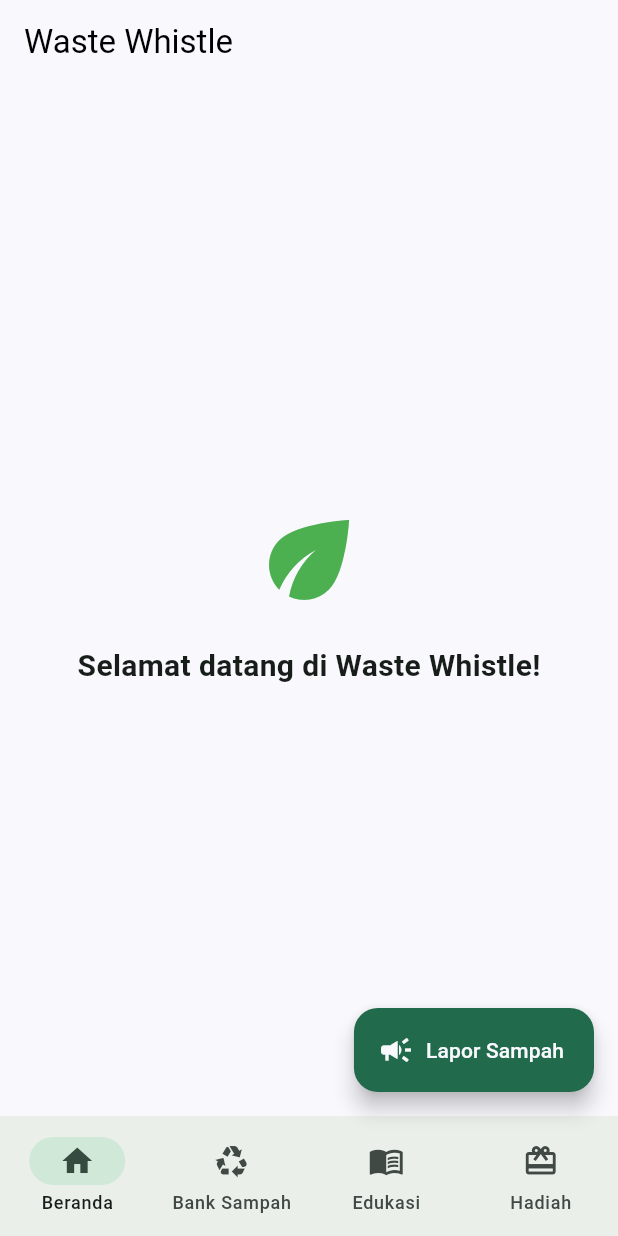
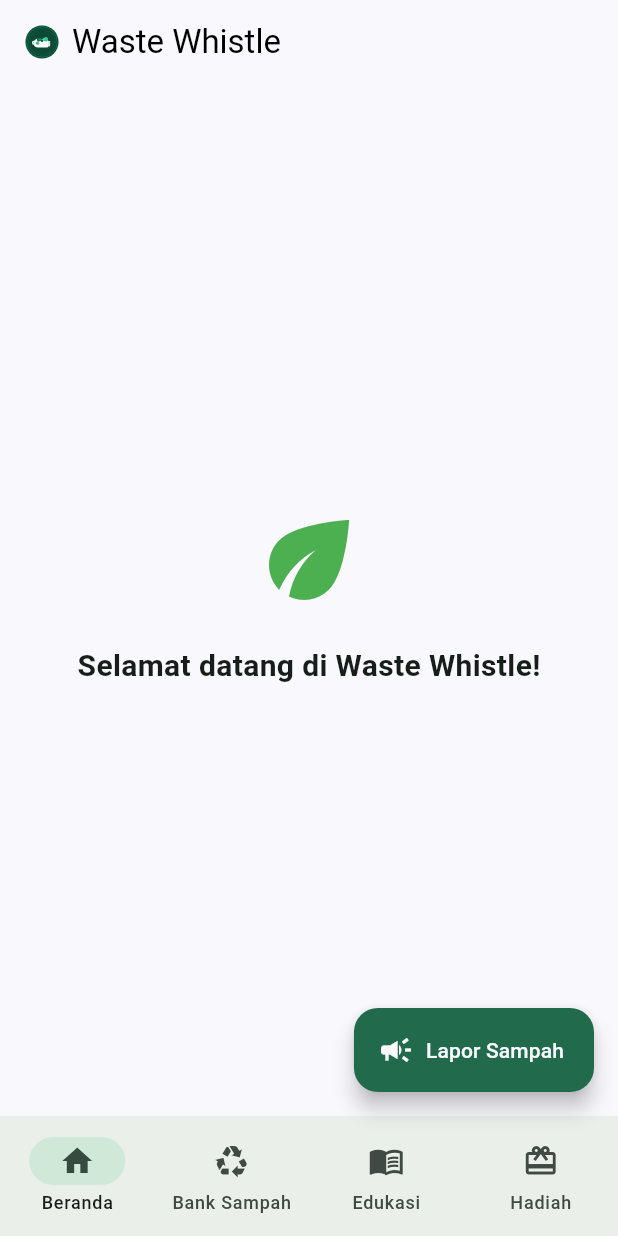
Before and after one commit to pbp-kelompok-b9/WasteWhistle_Mobile, a Flutter app: the screen it shows after launch, on a phone screen of 412 x 824 dp. Run offline on Flutter 3.47's test engine with Material 3 defaults, Android fonts, the phone set to English and light mode, and no system bars; our stand-ins replace flutter_svg, material_ui.

Commit message:
feat: tambah icon buat di appbar, dan tambahan package.

```diff
--- a/lib/screens/menu.dart
+++ b/lib/screens/menu.dart
@@ -1,4 +1,5 @@
 import 'package:material_ui/material_ui.dart';
+import 'package:flutter_svg/flutter_svg.dart';
 import '../widgets/bottom_navigation.dart';
 import 'education.dart';
 import 'explore.dart';
@@ -31,7 +32,20 @@ class _MyHomePageState extends State<MyHomePage> {
       // === Top bar ===
       appBar: AppBar
       (
-        title: Text("Waste Whistle"),
+        title: Row // buat icon dan text
+        (
+            mainAxisSize: MainAxisSize.min,
+            children:
+            [
+              SvgPicture.asset(
+                'assets/icons/favicon.svg',
+                height: 24,
+                width: 24,
+              ),
+              const SizedBox(width: 8),
+              const Text("Waste Whistle"),
+        ],
+      ),
         backgroundColor: Theme.of(context).colorScheme.secondary,
         foregroundColor: Colors.black,
       ),
--- a/pubspec.yaml
+++ b/pubspec.yaml
@@ -35,6 +35,7 @@ dependencies:
   # Use with the CupertinoIcons class for iOS style icons.
   cupertino_icons: ^1.0.8
   material_ui: ^1.11.1
+  flutter_svg: ^2.5.0
 
 dev_dependencies:
   flutter_test:
@@ -57,6 +58,9 @@ flutter:
   # included with your application, so that you can use the icons in
   # the material Icons class.
   uses-material-design: true
+
+  assets:
+    - assets/icons/
 
   # To add assets to your application, add an assets section, like this:
   # assets:
```
Also changed, not shown: assets/icons/favicon.svg (added), pubspec.lock.
